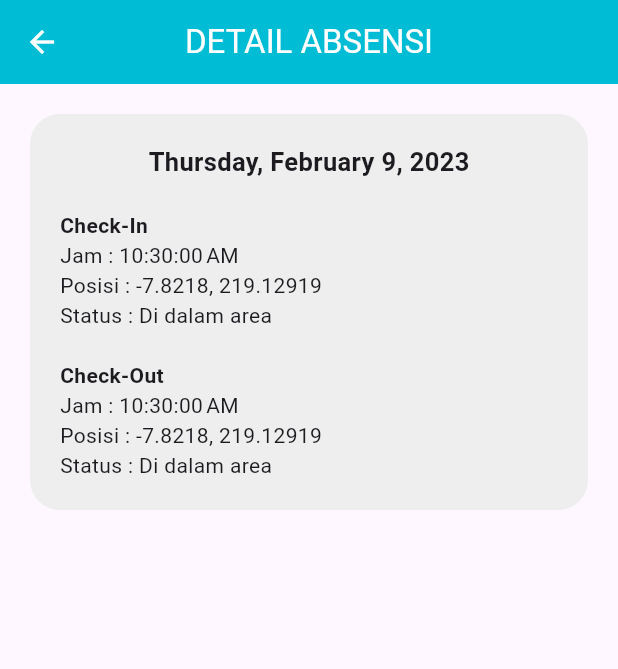
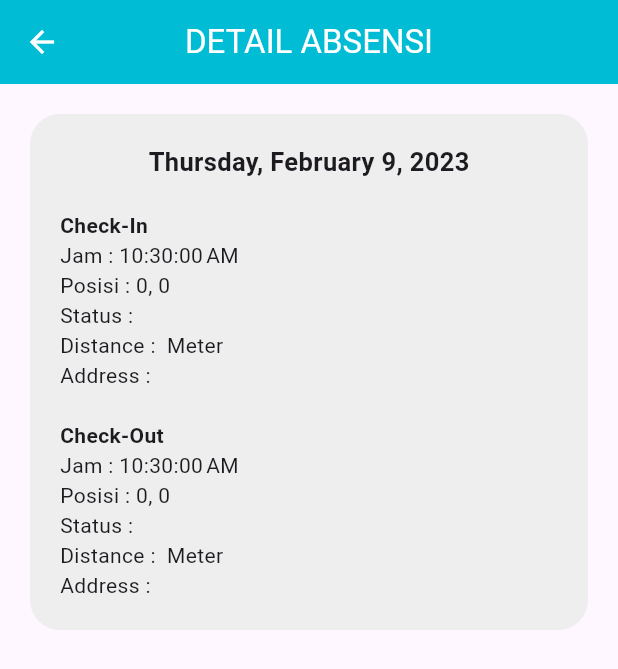
Before and after one commit to cloudklat/Flutter-HADIRR-App, a Flutter app: the DetailAbsenView screen opened directly with empty values, on a phone screen of 412 x 824 dp. Shown: the top 669 px of the screen. Run offline on Flutter 3.47's test engine with Material 2 defaults, Android fonts, the phone set to English and light mode, and no system bars; our stand-ins replace cloud_firestore, convex_bottom_bar, firebase_auth, firebase_core, firebase_storage, geocoding and 3 more; accounts and stored records are empty.

Commit message:
Update Detail

```diff
--- a/lib/app/controllers/index_page_controller.dart
+++ b/lib/app/controllers/index_page_controller.dart
@@ -58,10 +58,10 @@ class IndexPageController extends GetxController {
     DateTime now = DateTime.now();
     String todayDocID = DateFormat.yMd().format(now).replaceAll('/', '-');
 
-    String status = 'Di Luar Area';
+    String status = 'Di luar Area';
 
     if (distance <= 500) {
-      status = 'Di Dalam Area';
+      status = 'Di dalam Area';
     } else {}
 
     if (snapPresence.docs.length == 0) {
--- a/lib/app/modules/detail_absen/views/detail_absen_view.dart
+++ b/lib/app/modules/detail_absen/views/detail_absen_view.dart
@@ -26,7 +26,7 @@ class DetailAbsenView extends GetView<DetailAbsenController> {
               children: [
                 Center(
                   child: Text(
-                    '${DateFormat.yMMMMEEEEd().format(DateTime.now())}',
+                    '${DateFormat.yMMMMEEEEd().format(DateTime.parse(data['date']))}',
                     style: TextStyle(
                       fontWeight: FontWeight.bold,
                       fontSize: 17,
@@ -41,13 +41,19 @@ class DetailAbsenView extends GetView<DetailAbsenController> {
                   ),
                 ),
                 Text(
-                  'Jam : ${DateFormat.jms().format(DateTime.now())}',
+                  'Jam : ${DateFormat.jms().format(DateTime.parse(data['masuk']!['date']))}',
                 ),
                 Text(
-                  'Posisi : -7.8218, 219.12919',
+                  'Posisi : ${data['masuk']!['lat']}, ${data['masuk']!['long']}',
                 ),
                 Text(
-                  'Status : Di dalam area',
+                  'Status : ${data['masuk']!['status']}',
+                ),
+                Text(
+                  'Distance : ${data['masuk']!['distance'].toString().split('.').first} Meter',
+                ),
+                Text(
+                  'Address : ${data['masuk']!['address']}',
                 ),
                 SizedBox(
                   height: 20,
@@ -59,13 +65,30 @@ class DetailAbsenView extends GetView<DetailAbsenController> {
                   ),
                 ),
                 Text(
-                  'Jam : ${DateFormat.jms().format(DateTime.now())}',
+                  data['keluar']?['date'] == null
+                      ? 'Jam : -'
+                      : 'Jam : ${DateFormat.jms().format(DateTime.parse(data['keluar']!['date']))}',
                 ),
                 Text(
-                  'Posisi : -7.8218, 219.12919',
+                  data['keluar']?['lat'] == null &&
+                          data['keluar']?['long'] == null
+                      ? 'Posisi : -'
+                      : 'Posisi : ${data['keluar']!['lat']}, ${data['keluar']!['long']}',
                 ),
                 Text(
-                  'Status : Di dalam area',
+                  data['keluar']?['status'] == null
+                      ? 'Status : -'
+                      : 'Status : ${data['keluar']!['status']}',
+                ),
+                Text(
+                  data['keluar']?['distance'] == null
+                      ? 'Distance : -'
+                      : 'Distance : ${data['keluar']!['distance'].toString().split('.').first} Meter',
+                ),
+                Text(
+                  data['keluar']?['address'] == null
+                      ? 'Address : -'
+                      : 'Address : ${data['keluar']!['address']}',
                 ),
               ],
             ),
```
